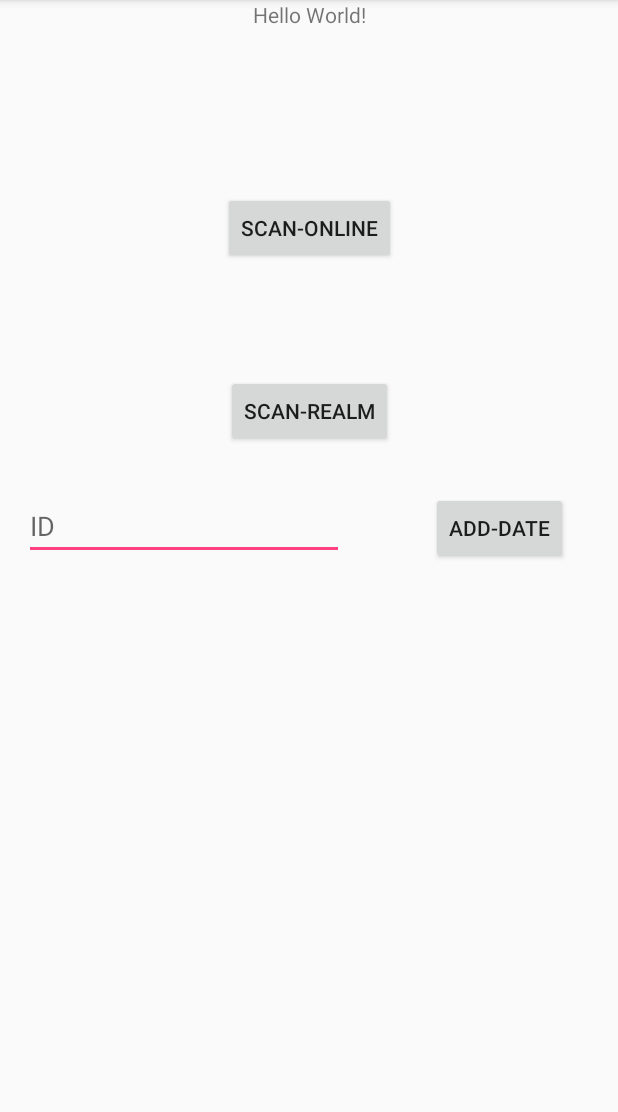
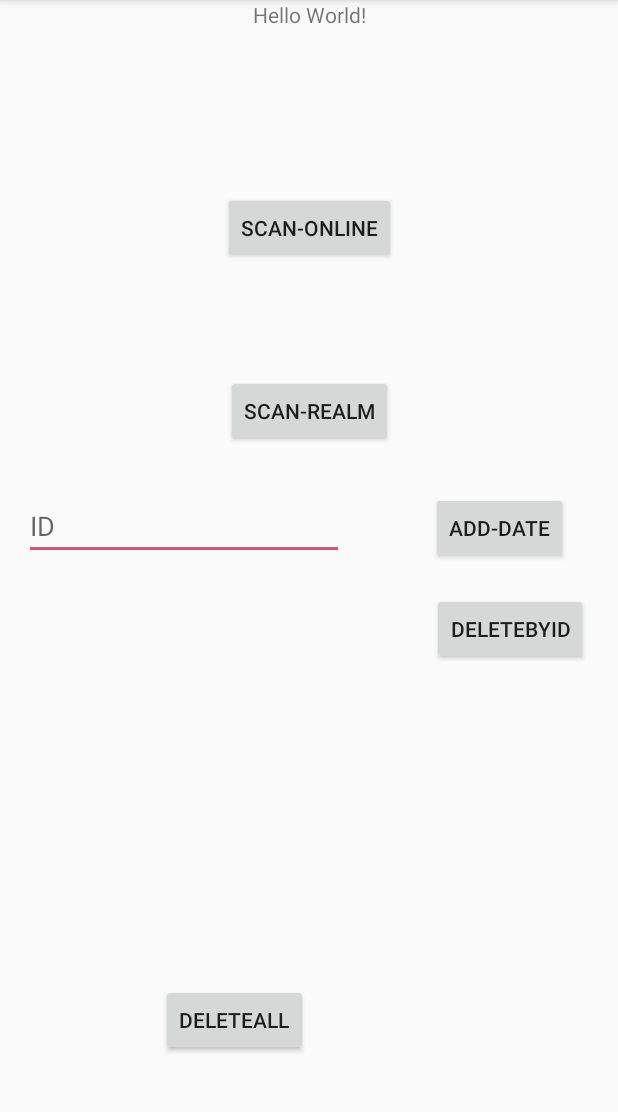
Before and after one commit to IsMaQian/ScanQRcode, an Android app: the screen it shows after launch (MainActivity), on a phone screen of 412 x 824 dp, the part 84-1196 px from its top. Run offline under Robolectric (Android 15) with nearby library versions, the phone set to English and light mode, and no system bars; our stand-ins replace ButterKnife; libraries missing offline, so code that uses them is left out: com.acker.simplezxing, io.realm; 10 statements that could not run were skipped.

Commit message:
Add GreenDao

```diff
--- a/build.gradle
+++ b/build.gradle
@@ -1,5 +1,6 @@
 apply plugin: 'com.android.application'
 apply plugin: 'realm-android'
+apply plugin: 'org.greenrobot.greendao'
 android {
     compileSdkVersion 26
 
@@ -37,4 +38,5 @@ dependencies {
     compile 'com.jakewharton:butterknife:8.8.1'
     annotationProcessor 'com.jakewharton:butterknife-compiler:8.8.1'
     compile 'com.squareup.okhttp3:okhttp:3.4.1'
+    compile 'org.greenrobot:greendao:3.2.2'
 }
--- a/src/main/java/com/example/mqtest/scanqrcode/MainActivity.java
+++ b/src/main/java/com/example/mqtest/scanqrcode/MainActivity.java
@@ -15,8 +15,10 @@ import android.widget.TextView;
 import android.widget.Toast;
 
 import com.acker.simplezxing.activity.CaptureActivity;
+import com.example.mqtest.scanqrcode.Dao.UserGreenDao;
 import com.example.mqtest.scanqrcode.Dao.UserRealmDao;
 import com.example.mqtest.scanqrcode.Data.DroneDate;
+import com.example.mqtest.scanqrcode.Data.DroneMsgBean;
 import com.example.mqtest.scanqrcode.Data.ToastShow;
 import com.example.mqtest.scanqrcode.Http.HttpUtil;
 import com.example.mqtest.scanqrcode.View.CustomDialog;
@@ -56,6 +58,7 @@ public class MainActivity extends AppCompatActivity implements View.OnClickListe
 
     CustomDialog.Builder builder;
 
+    UserGreenDao userGreenDao;
     UserRealmDao userRealmDao;
     CustomDialog dialog;
     @BindView(R.id.scan_sd)
@@ -66,14 +69,21 @@ public class MainActivity extends AppCompatActivity implements View.OnClickListe
     Button addDate;
     @BindView(R.id.editID)
     EditText editID;
+    @BindView(R.id.deleteByID)
+    Button deleteByID;
+    @BindView(R.id.deleteAll)
+    Button deleteAll;
 
     @Override
     protected void onCreate(final Bundle savedInstanceState) {
         super.onCreate(savedInstanceState);
         setContentView(R.layout.activity_main);
         ButterKnife.bind(this);
+        //初始化Realm
         realm = Realm.getDefaultInstance();
         userRealmDao = new UserRealmDao(realm);
+
+        userGreenDao = new UserGreenDao();
 
         builder = new CustomDialog.Builder(MainActivity.this);
         scan.setOnClickListener(this);
@@ -81,6 +91,8 @@ public class MainActivity extends AppCompatActivity implements View.OnClickListe
         scanSd.setOnClickListener(this);
 
         addDate.setOnClickListener(this);
+        deleteByID.setOnClickListener(this);
+        deleteAll.setOnClickListener(this);
 
     }
 
@@ -108,15 +120,27 @@ public class MainActivity extends AppCompatActivity implements View.OnClickListe
                 }
                 break;
             case R.id.add_date:
+            case R.id.deleteByID:
+                boolean IssuccessInsertOrDelete = false;
                 String aydroneId = editID.getText().toString();
                 if (aydroneId.equals("")) {
                     ToastShow.show("飞控编号不能为空");
                 } else {
-                    //addDate(aydroneId);
-                    userRealmDao.addDate(aydroneId);
+                    if (v.getId() == R.id.add_date) {
+                        // userRealmDao.addDate(aydroneId);//Realm
+                        IssuccessInsertOrDelete = userGreenDao.addDateToSQL(aydroneId);//GreenDao
+                    } else {
+                        IssuccessInsertOrDelete = userGreenDao.DeleteSQLByID(aydroneId);
+                    }
+                    if (IssuccessInsertOrDelete) {
                         editID.setText("");
                     }
-
+                }
+                break;
+            case R.id.deleteAll:
+//                userRealmDao.deleteAllDate();
+                userGreenDao.DeleteSQLAll();
+                editID.setText("");
                 break;
         }
     }
@@ -149,13 +173,21 @@ public class MainActivity extends AppCompatActivity implements View.OnClickListe
                         if (IsScan2Http) {
                             mSendOkHttpPost(selecturl, scanData);
                         } else {
-                            //queryDraoneById(scanData);
-                            DroneDate droneDate = userRealmDao.queryDraoneById(scanData);
-                            if (droneDate != null) {
+//                            DroneDate droneDate = userRealmDao.queryDraoneById(scanData);
+                            /*if (droneDate != null) {
                                 getDatebyRealm(droneDate);
                             } else {
                                 ToastShow.show("没有此飞控编号");
+                            }*/
+                            DroneMsgBean msgBean = userGreenDao.querySQL(scanData);
+
+                            if (msgBean != null) {
+                                getDatebyRealm(msgBean);
+
+                            } else {
+                                ToastShow.show("没有此飞控编号");
                             }
+
                         }
                         //mSendOkHttpGet();
                         break;
@@ -180,6 +212,15 @@ public class MainActivity extends AppCompatActivity implements View.OnClickListe
         showDialog();
     }
 
+    private void getDatebyRealm(DroneMsgBean droneDate) {
+        mdroneID = droneDate.getDrone_id();
+        mactivationState = droneDate.getDrone_activation();
+        mdroneColor = droneDate.getDrone_color();
+        mdroneWeight = droneDate.getDrone_weight();
+        IsChangeButtonText();
+        showDialog();
+    }
+
 
     private void IsChangeButtonText() {
 
@@ -189,6 +230,7 @@ public class MainActivity extends AppCompatActivity implements View.OnClickListe
             ButtonText = "激活";
         }
     }
+
     //对话框显示
     private void showDialog() {
         dialog = builder
@@ -222,8 +264,8 @@ public class MainActivity extends AppCompatActivity implements View.OnClickListe
                     if (IsScan2Http) {
                         mSendOkHttpPost(updateurl, mdroneID, mdroneColor, mdroneWeight);
                     } else {
-//                        updateDroneDate();
-                        userRealmDao.updateDroneDate(mdroneID, mdroneColor, mdroneWeight);
+//                        userRealmDao.updateDroneDate(mdroneID, mdroneColor, mdroneWeight);
+                        userGreenDao.updateSQL(mdroneID, mdroneColor, mdroneWeight);
                         dialog.dismiss();
                         //Toast.makeText(MainActivity.this, ButtonText + "成功", Toast.LENGTH_SHORT).show();
                         ToastShow.show(ButtonText + "成功");
--- a/src/main/java/com/example/mqtest/scanqrcode/MyApplication.java
+++ b/src/main/java/com/example/mqtest/scanqrcode/MyApplication.java
@@ -3,6 +3,10 @@ package com.example.mqtest.scanqrcode;
 import android.app.Application;
 import android.content.Context;
 import android.util.Log;
+
+import com.example.mqtest.scanqrcode.Dao.UserGreenDao;
+import com.example.mqtest.scanqrcode.Data.DaoMaster;
+import com.example.mqtest.scanqrcode.Data.DaoSession;
 
 import io.realm.Realm;
 import io.realm.RealmConfiguration;
@@ -16,17 +20,29 @@ public class MyApplication extends Application {
     private static final String TAG = "MyApplication";
     public static Context mContext;
     public RealmConfiguration configuration;
+    public static DaoSession daoSession;
     @Override
+
     public void onCreate() {
         super.onCreate();
         Realm.init(this);
         configuration = new RealmConfiguration.Builder()
                 .name("myRealm.realm")
 //                .deleteRealmIfMigrationNeeded()
-                .assetFile("aydrone")
+              //  .assetFile("aydrone")
                 .build();
         Realm.setDefaultConfiguration(configuration);
         mContext = getBaseContext();
         Log.d(TAG, "onCreate: " + getApplicationContext() + "  " + getBaseContext());
+
+        //初始化GreenDao
+        DaoMaster.DevOpenHelper devOpenHelper = new DaoMaster.DevOpenHelper(this, "aydroneinfo.db", null);
+        DaoMaster daoMaster = new DaoMaster(devOpenHelper.getWritableDb());
+        daoSession = daoMaster.newSession();
+        //userGreenDao = new UserGreenDao(daoSession);
+    }
+
+    public static DaoSession getDaoSession() {
+        return daoSession;
     }
 }
--- a/src/main/res/layout/activity_main.xml
+++ b/src/main/res/layout/activity_main.xml
@@ -56,4 +56,24 @@
         app:layout_constraintLeft_toLeftOf="parent"
         app:layout_constraintTop_toBottomOf="@+id/scan_sd" />
 
+    <Button
+        android:id="@+id/deleteByID"
+        android:layout_width="wrap_content"
+        android:layout_height="wrap_content"
+        android:layout_marginEnd="20dp"
+        android:layout_marginTop="19dp"
+        android:text="DeleteByID"
+        app:layout_constraintEnd_toEndOf="parent"
+        app:layout_constraintTop_toBottomOf="@+id/add_date" />
+
+    <Button
+        android:id="@+id/deleteAll"
+        android:layout_width="wrap_content"
+        android:layout_height="wrap_content"
+        android:layout_marginBottom="64dp"
+        android:layout_marginEnd="24dp"
+        android:text="deleteAll"
+        app:layout_constraintBottom_toBottomOf="parent"
+        app:layout_constraintEnd_toEndOf="@+id/editID" />
+
 </android.support.constraint.ConstraintLayout>
```
Also changed, not shown: src/main/java/com/example/mqtest/scanqrcode/Dao/UserGreenDao.java (added, +115 -0 lines), src/main/java/com/example/mqtest/scanqrcode/Dao/UserRealmDao.java (+7 -0 lines), src/main/java/com/example/mqtest/scanqrcode/Data/DroneMsgBean.java (added, +84 -0 lines), 1 other file. Lines whose indentation alone changed are shown as unchanged.
